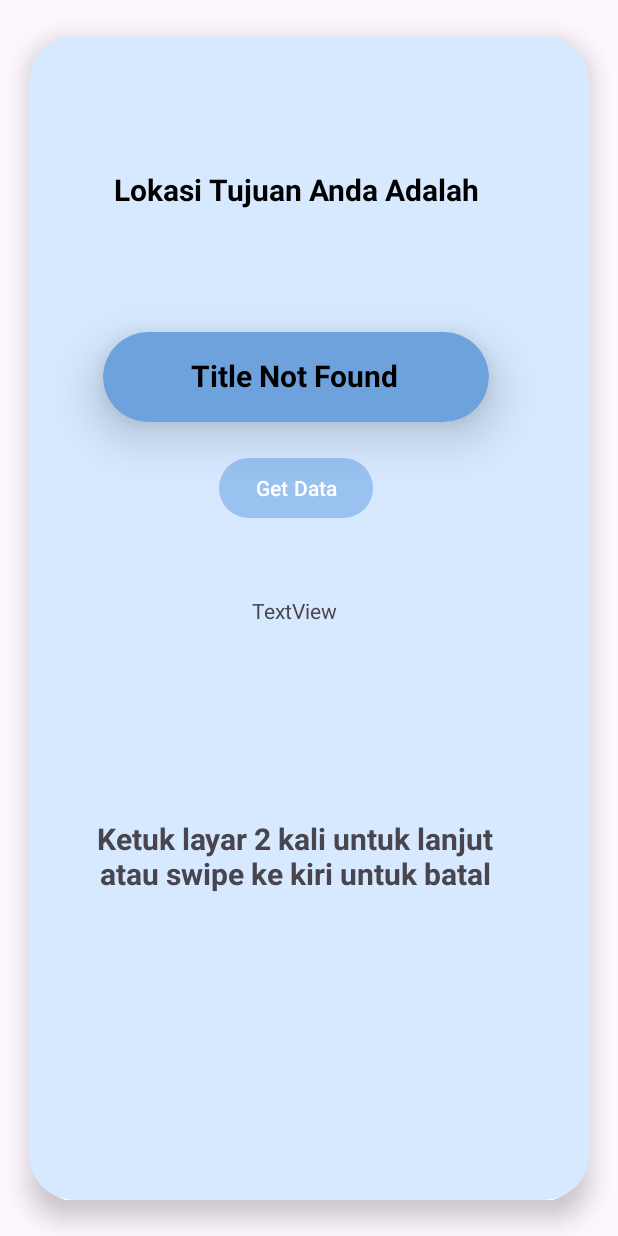
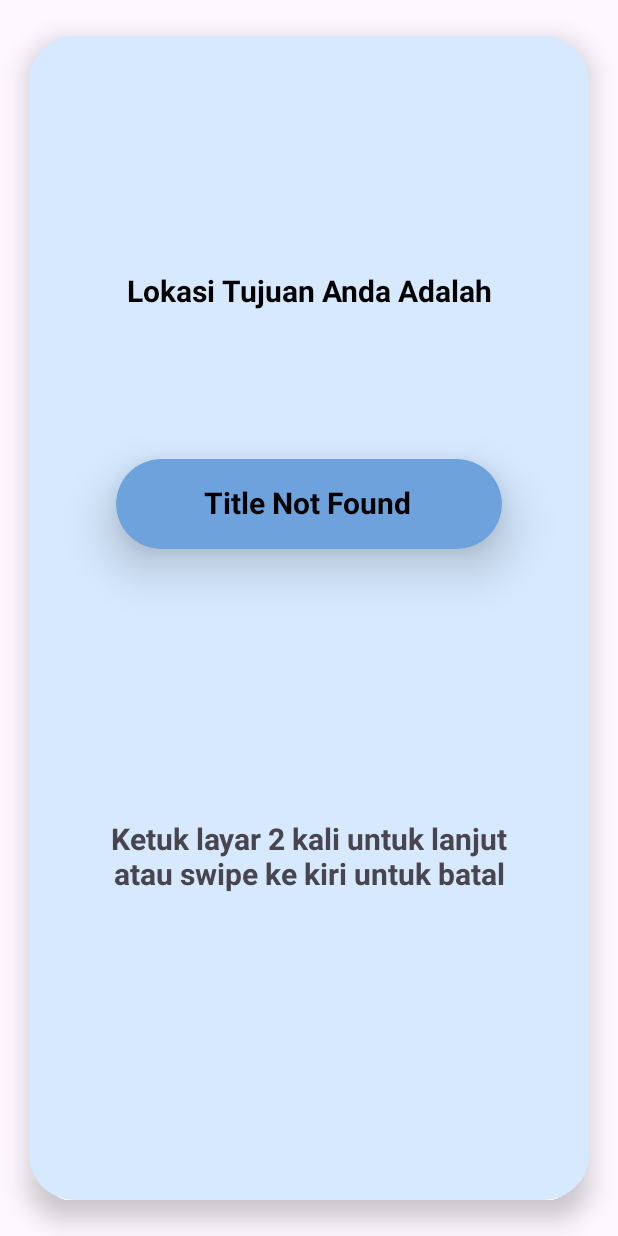
Before and after one commit to mhdfarhann/MataNetra, an Android app: the ConfirmationActivity screen opened directly, with no data from a screen before it, on a phone screen of 412 x 824 dp. Run offline under Robolectric (Android 15) with nearby library versions, the phone set to English and light mode, and no system bars.

Commit message:
tidy up the layout and create text to speech in the confirmation activity

```diff
--- a/app/src/main/java/com/farhan/matanetra/confirmation/ConfirmationActivity.kt
+++ b/app/src/main/java/com/farhan/matanetra/confirmation/ConfirmationActivity.kt
@@ -1,69 +1,110 @@
 package com.farhan.matanetra.confirmation
 
 import android.content.Intent
-import androidx.appcompat.app.AppCompatActivity
 import android.os.Bundle
+import android.speech.tts.TextToSpeech
+import android.speech.tts.TextToSpeech.OnInitListener
+import android.util.Log
 import android.view.GestureDetector
 import android.view.MotionEvent
 import androidx.activity.viewModels
-import com.farhan.matanetra.R
-import com.farhan.matanetra.api.Config
+import androidx.appcompat.app.AppCompatActivity
 import com.farhan.matanetra.databinding.ActivityConfirmationBinding
+import com.farhan.matanetra.main.MainActivity
 import com.farhan.matanetra.navigation.NavActivity
+import java.util.*
 
-class ConfirmationActivity : AppCompatActivity() {
+class ConfirmationActivity : AppCompatActivity(), OnInitListener {
+
     private lateinit var gestureDetector: GestureDetector
     private lateinit var binding: ActivityConfirmationBinding
-    private val apiService = Config.apiService
+    private lateinit var textToSpeech: TextToSpeech
+    private var isTtsInitialized = false
 
-    private val confirmationViewModel : ConfirmationViewModel by viewModels()
+    private var x1: Float = 0f
+    private var x2: Float = 0f
+    private val MIN_DISTANCE = 150
+
+    private val confirmationViewModel: ConfirmationViewModel by viewModels()
 
     override fun onCreate(savedInstanceState: Bundle?) {
         super.onCreate(savedInstanceState)
         binding = ActivityConfirmationBinding.inflate(layoutInflater)
         setContentView(binding.root)
 
-        gestureDetector = GestureDetector(this, DoubleTapGestureListener())
-
-        binding.btnGetLoc.setOnClickListener {
-            confirmationViewModel.fetchData(apiService)
-        }
-
-        confirmationViewModel.selectedRoute.observe(this) { selectedRoute ->
-            // Display the data in your TextView
-            val displayText = "${selectedRoute.title}: ${selectedRoute.description}: ${selectedRoute.id} : ${selectedRoute.latitude} :  ${selectedRoute.longitude}"
-            binding.tvData.text = displayText
-
-        }
+        gestureDetector = GestureDetector(this, GestureListener())
+        textToSpeech = TextToSpeech(this, this)
 
         val title = intent.getStringExtra("title")
-
-        // Check if title is not null
         if (title != null) {
-            // Set the title to the TextView in your layout
             binding.tvTujuan.text = title
         } else {
-            // Handle the case when title is null (optional)
             binding.tvTujuan.text = "Title Not Found"
         }
     }
 
     override fun onTouchEvent(event: MotionEvent): Boolean {
         gestureDetector.onTouchEvent(event)
+        when (event.action) {
+            MotionEvent.ACTION_DOWN -> x1 = event.x
+            MotionEvent.ACTION_UP -> {
+                x2 = event.x
+                val deltaX: Float = x2 - x1
+                if (Math.abs(deltaX) > MIN_DISTANCE) {
+                    startMainActivity()
+                }
+            }
+        }
         return super.onTouchEvent(event)
     }
 
-    private inner class DoubleTapGestureListener : GestureDetector.SimpleOnGestureListener() {
+    override fun onInit(status: Int) {
+        if (status == TextToSpeech.SUCCESS) {
+            isTtsInitialized = true
+            val result: Int = textToSpeech.setLanguage(Locale("id", "ID"))
+            if (result == TextToSpeech.LANG_MISSING_DATA || result == TextToSpeech.LANG_NOT_SUPPORTED) {
+                Log.e("TextToSpeech", "Language data is missing or not supported")
+            } else {
+                Log.d("TextToSpeech", "TextToSpeech initialized successfully")
+                speakText("Lokasi Tujuan Anda Adalah ${binding.tvTujuan.text}. Ketuk layar 2 kali untuk lanjut atau swipe ke kiri untuk batal")
+            }
+        } else {
+            Log.e("TextToSpeech", "TextToSpeech initialization failed")
+        }
+    }
+
+    private inner class GestureListener : GestureDetector.SimpleOnGestureListener() {
         override fun onDoubleTap(e: MotionEvent): Boolean {
-            // Implement the code to start NavActivity here
             startNavActivity()
             return true
         }
     }
 
+    private fun startMainActivity() {
+        val intent = Intent(this, MainActivity::class.java)
+        startActivity(intent)
+        finish()
+    }
+
     private fun startNavActivity() {
         val intent = Intent(this, NavActivity::class.java)
         startActivity(intent)
-        finish() // Optional: finish ConfirmationActivity if you don't want to keep it in the back stack
+        finish()
+    }
+
+    private fun speakText(text: String) {
+        if (isTtsInitialized) {
+            textToSpeech.speak(text, TextToSpeech.QUEUE_FLUSH, null, null)
+        } else {
+            Log.e("TextToSpeech", "TextToSpeech not initialized, speakText aborted")
+        }
+    }
+
+    override fun onDestroy() {
+        if (::textToSpeech.isInitialized) {
+            textToSpeech.stop()
+            textToSpeech.shutdown()
+        }
+        super.onDestroy()
     }
 }
--- a/app/src/main/java/com/farhan/matanetra/main/MainActivity.kt
+++ b/app/src/main/java/com/farhan/matanetra/main/MainActivity.kt
@@ -73,7 +73,6 @@ class MainActivity : AppCompatActivity(), OnInitListener {
                     stopRecording()
                     isRecording = false
                 }
-                startActivity(Intent(this, ConfirmationActivity::class.java))
             }
             view.performClick()
             true
@@ -98,8 +97,6 @@ class MainActivity : AppCompatActivity(), OnInitListener {
 
         // Initialize TextToSpeech
         textToSpeech = TextToSpeech(this, this)
-
-
     }
 
     override fun onDestroy() {
--- a/app/src/main/java/com/farhan/matanetra/response/SpeechToDestinationResponse.kt
+++ b/app/src/main/java/com/farhan/matanetra/response/SpeechToDestinationResponse.kt
@@ -1,6 +1,5 @@
 package com.farhan.matanetra.response
 
-import com.google.gson.annotations.SerializedName
 data class SpeechToDestinationResponse(
     val destination: Destination,
     val status: String
--- a/app/src/main/res/layout/activity_confirmation.xml
+++ b/app/src/main/res/layout/activity_confirmation.xml
@@ -15,7 +15,7 @@
 
     <androidx.constraintlayout.widget.ConstraintLayout
         android:id="@+id/inner_layout"
-        android:layout_width="355dp"
+        android:layout_width="match_parent"
         android:layout_height="800dp">
 
 
@@ -34,7 +34,7 @@
             app:layout_constraintEnd_toEndOf="parent"
             app:layout_constraintStart_toStartOf="parent"
             app:layout_constraintTop_toTopOf="parent"
-            app:layout_constraintVertical_bias="0.118" />
+            app:layout_constraintVertical_bias="0.208" />
 
         <androidx.cardview.widget.CardView
             android:id="@+id/cardView2"
@@ -47,7 +47,7 @@
             app:layout_constraintEnd_toEndOf="parent"
             app:layout_constraintStart_toStartOf="parent"
             app:layout_constraintTop_toBottomOf="@+id/lokasi_tuju"
-            app:layout_constraintVertical_bias="0.18">
+            app:layout_constraintVertical_bias="0.297">
 
             <TextView
                 android:id="@+id/tv_tujuan"
@@ -80,29 +80,6 @@
             app:layout_constraintEnd_toEndOf="parent"
             app:layout_constraintStart_toStartOf="parent" />
 
-        <Button
-            android:id="@+id/btn_getLoc"
-            android:layout_width="wrap_content"
-            android:layout_height="wrap_content"
-            android:layout_marginTop="20dp"
-            android:text="Get Data"
-            android:onClick="@{() -> viewModel.onGetDataClicked()}"
-            app:layout_constraintEnd_toEndOf="parent"
-            app:layout_constraintStart_toStartOf="parent"
-            app:layout_constraintTop_toBottomOf="@+id/cardView2" />
-
-        <TextView
-            android:id="@+id/tv_data"
-            android:layout_width="wrap_content"
-            android:layout_height="wrap_content"
-            android:layout_marginTop="48dp"
-            android:gravity="center_horizontal"
-            android:text="TextView"
-            app:layout_constraintEnd_toEndOf="parent"
-            app:layout_constraintHorizontal_bias="0.498"
-            app:layout_constraintStart_toStartOf="parent"
-            app:layout_constraintTop_toBottomOf="@+id/btn_getLoc" />
-
 
     </androidx.constraintlayout.widget.ConstraintLayout>
 
--- a/app/src/main/res/layout/activity_finish.xml
+++ b/app/src/main/res/layout/activity_finish.xml
@@ -15,7 +15,7 @@
 
     <androidx.constraintlayout.widget.ConstraintLayout
         android:id="@+id/confirmation_layout"
-        android:layout_width="355dp"
+        android:layout_width="match_parent"
         android:layout_height="800dp">
 
 
--- a/app/src/main/res/values-night/themes.xml
+++ b/app/src/main/res/values-night/themes.xml
@@ -1,7 +1,12 @@
 <resources xmlns:tools="http://schemas.android.com/tools">
     <!-- Base application theme. -->
     <style name="Base.Theme.MataNetra" parent="Theme.Material3.DayNight.NoActionBar">
-        <!-- Customize your dark theme here. -->
-        <!-- <item name="colorPrimary">@color/my_dark_primary</item> -->
+        <!-- Customize your light theme here. -->
+        <!-- <item name="colorPrimary">@color/my_light_primary</item> -->
+        <item name="floatingActionButtonStyle">@style/FloatingActionButtonStyle</item>
+        <item name="colorPrimary">@color/light_blue</item>
+        <item name="colorPrimaryVariant">@color/light_blue</item>
+        <item name="colorSecondary">@color/light_blue</item>
+        <item name="android:statusBarColor">?attr/colorPrimaryVariant</item>
     </style>
 </resources>
```
